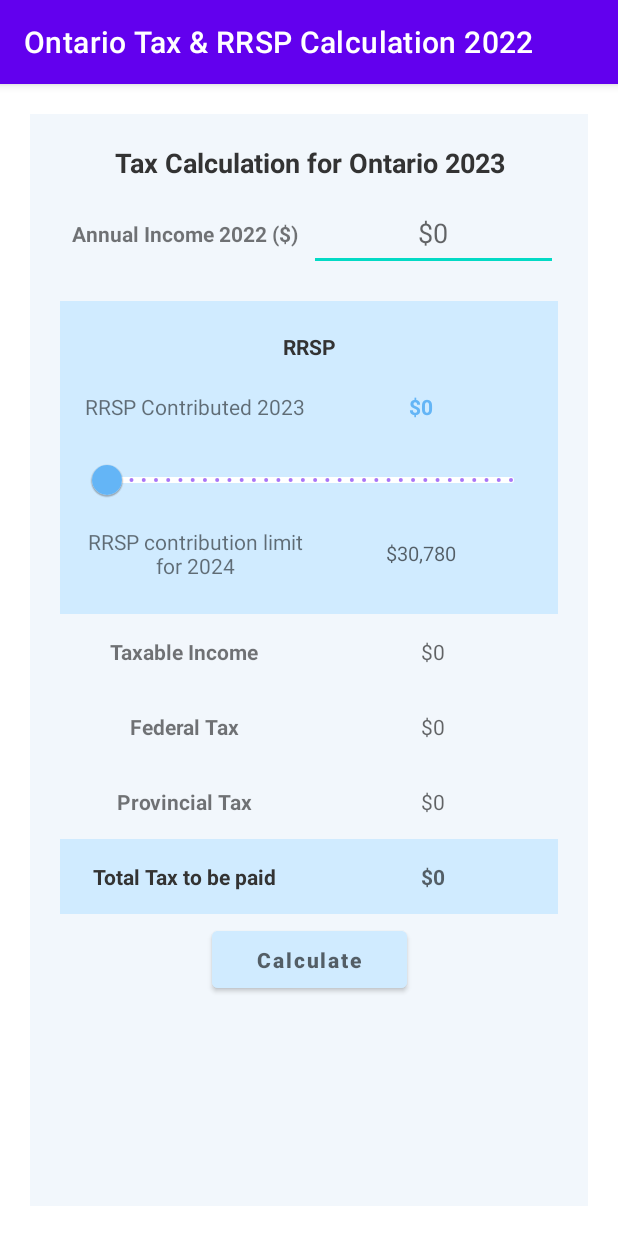
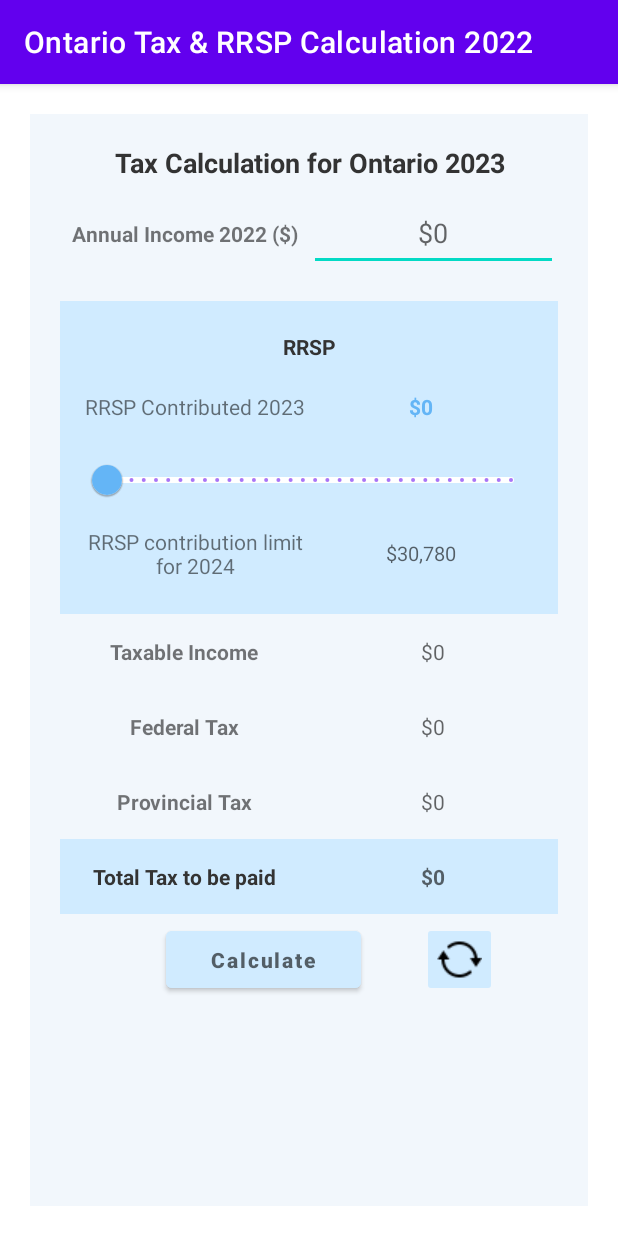
Before and after one commit to simulbista/Ontario-RRSP-and-Tax-Calculation-Android-App, an Android app: the screen it shows after launch (MainActivity), on a phone screen of 412 x 824 dp. Run offline under Robolectric (Android 15) with nearby library versions, the phone set to English and light mode, and no system bars.

Commit message:
added refresh button to load data from shared preferences, fixed a bug in next year rrsp limit calculation

```diff
--- a/app/src/main/java/com/simul/ontariotaxrrspcalculation2022/MainActivity.java
+++ b/app/src/main/java/com/simul/ontariotaxrrspcalculation2022/MainActivity.java
@@ -7,6 +7,7 @@ import android.content.SharedPreferences;
 import android.os.Bundle;
 import android.view.View;
 import android.widget.Button;
+import android.widget.ImageButton;
 import android.widget.TextView;
 import android.widget.Toast;
 
@@ -15,6 +16,7 @@ import com.google.android.material.slider.Slider;
 public class MainActivity extends AppCompatActivity {
     float rrspContribution;
     Button calculateButton;
+    ImageButton refresh_button;
     TextView annualIncome;
     double annualIncomeValue;
     TextView contributionValue;
@@ -79,12 +81,21 @@ public class MainActivity extends AppCompatActivity {
                 saveData();
             }
         });
+
+        //load the shared preferences when refresh button is clicked
+        refresh_button = findViewById(R.id.refresh_button);
+        refresh_button.setOnClickListener(new View.OnClickListener() {
+            @Override
+            public void onClick(View v) {
+                loadSavedData();
+            }
+        });
     }
 
     private void calculate() {
 
         //calculate rrsp limit for 2024
-        rrspLimit2024 = Math.round(rrspLimit2023 - rrspContribution + rrspMaxLimit2024 * 100.0) / 100.0;
+        rrspLimit2024 = Math.round((rrspLimit2023 - rrspContribution + rrspMaxLimit2024) * 100.0) / 100.0;
         RRSPLimit.setText(String.valueOf("$ " + rrspLimit2024));
 
         //calculate taxable income based on rrsp contribution
--- a/app/src/main/res/layout/activity_main.xml
+++ b/app/src/main/res/layout/activity_main.xml
@@ -248,8 +248,22 @@
         android:hint="Calculate"
         android:textStyle="bold"
         android:layout_marginTop="5dp"
+        android:layout_marginStart="30dp"
         app:layout_constraintTop_toBottomOf="@id/total_tax_title"
         app:layout_constraintStart_toStartOf="parent"
+        app:layout_constraintEnd_toStartOf="@+id/refresh_button"
+        android:gravity="center" />
+
+    <ImageButton
+        android:id="@+id/refresh_button"
+        android:layout_width="50dp"
+        android:layout_height="50dp"
+        android:backgroundTint="#D0EBFF"
+        android:textStyle="bold"
+        android:layout_marginTop="5dp"
+        android:src="@drawable/ic_refresh"
+        app:layout_constraintTop_toBottomOf="@id/total_tax_title"
+        app:layout_constraintStart_toEndOf="@+id/calculate"
         app:layout_constraintEnd_toEndOf="parent"
         android:gravity="center" />
 </androidx.constraintlayout.widget.ConstraintLayout>
```
Also changed, not shown: app/src/main/res/drawable-v24/ic_refresh.png (added).
